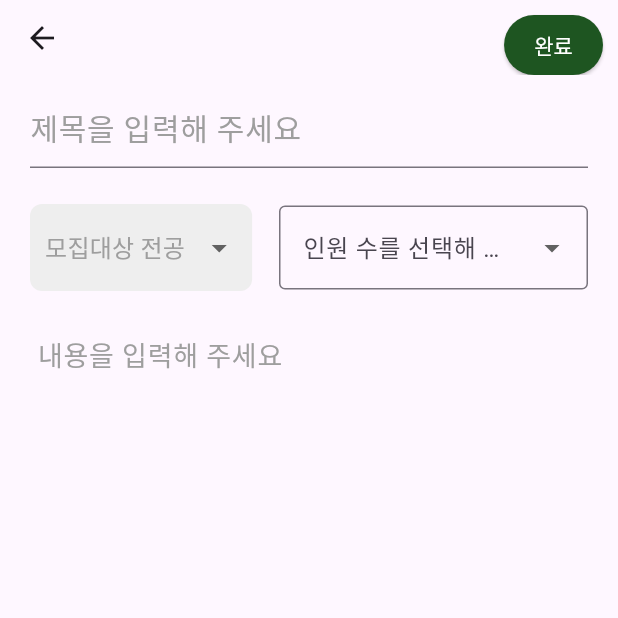
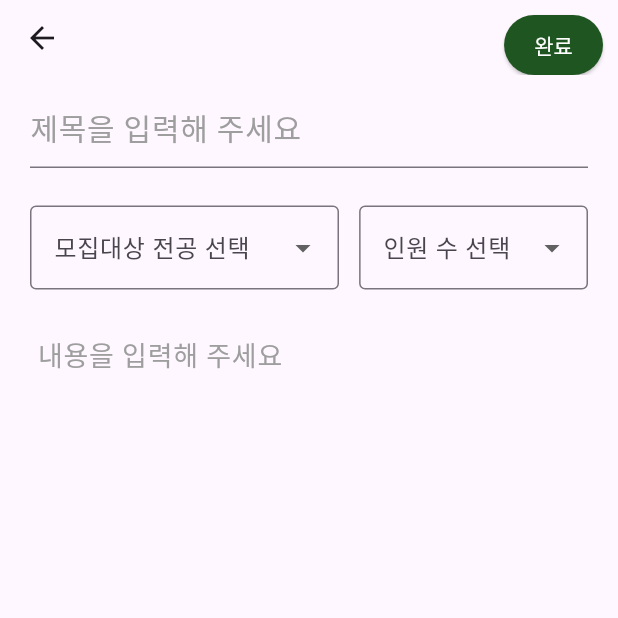
Before and after one commit to SWE3028-41-Team-G/capstone-project, a Flutter app: the WriteRecruit screen opened directly, on a phone screen of 412 x 824 dp, the top half of it. Run offline on Flutter 3.47's test engine with Material 3 defaults, Android fonts, the phone set to English and light mode, and no system bars; our stand-ins replace image_picker; network calls fail.

```diff
--- a/apps/frontend/lib/register.dart
+++ b/apps/frontend/lib/register.dart
@@ -127,6 +127,7 @@ class _RegisterState extends State<Register> {
                     labelText: '학번을 선택해 주세요',
                     start: 10,
                     end: 24,
+                    width: null,
                   ),
                   SizedBox(
                     width: 10,
@@ -339,12 +340,14 @@ class NumberRangeDropdown extends StatefulWidget {
   final String labelText;
   final int start;
   final int end;
+  final double? width;
 
   const NumberRangeDropdown({
     super.key,
     required this.labelText,
     required this.start,
     required this.end,
+    required this.width,
   });
 
   @override
@@ -356,8 +359,10 @@ class _NumberRangeDropdownState extends State<NumberRangeDropdown> {
 
   @override
   Widget build(BuildContext context) {
+    final double effectiveWidth =
+        widget.width ?? MediaQuery.of(context).size.width / 2;
     return Container(
-      width: MediaQuery.of(context).size.width / 2,
+      width: effectiveWidth,
       margin: EdgeInsets.symmetric(vertical: 10),
       child: DropdownButtonFormField<int>(
         decoration: InputDecoration(
--- a/apps/frontend/lib/square/recruitment.dart
+++ b/apps/frontend/lib/square/recruitment.dart
@@ -292,7 +292,10 @@ class _RecruitmentState extends State<Recruitment> {
                             border: OutlineInputBorder(),
                             contentPadding: EdgeInsets.all(10),
                             suffixIcon: IconButton(
-                              icon: Icon(CupertinoIcons.paperplane_fill),
+                              icon: Icon(
+                                CupertinoIcons.paperplane_fill,
+                                color: Colors.grey[500],
+                              ),
                               onPressed: () {},
                             ),
                           ),
--- a/apps/frontend/lib/square/write_recruit.dart
+++ b/apps/frontend/lib/square/write_recruit.dart
@@ -1,7 +1,6 @@
 import 'package:flutter/cupertino.dart';
 import 'package:flutter/material.dart';
 import 'package:frontend/register.dart';
-import 'package:frontend/square/square.dart';
 
 class WriteRecruit extends StatefulWidget {
   const WriteRecruit({super.key});
@@ -15,6 +14,7 @@ class _WriteRecruitState extends State<WriteRecruit> {
 
   @override
   Widget build(BuildContext context) {
+    String? selectedMajor;
     return Scaffold(
       appBar: AppBar(
         toolbarHeight: 50,
@@ -59,11 +59,40 @@ class _WriteRecruitState extends State<WriteRecruit> {
                     ),
                     Row(
                       children: [
-                        MajorDropdown(
-                            hintText: "모집대상 전공", items: ['경제학과', '소프트웨어학과']),
+                        SizedBox(
+                          width: MediaQuery.of(context).size.width / 2,
+                          child: DropdownButtonFormField<String>(
+                            decoration: InputDecoration(
+                              labelText: "모집대상 전공 선택",
+                              // labelStyle: TextStyle(color: Colors.grey[500]),
+                              border: OutlineInputBorder(),
+                              floatingLabelBehavior:
+                                  FloatingLabelBehavior.never,
+                            ),
+                            value: selectedMajor,
+                            items: [
+                              DropdownMenuItem(
+                                  value: '경제학과', child: Text('경제학과')),
+                              DropdownMenuItem(
+                                  value: '소프트웨어학과', child: Text('소프트웨어학과')),
+                            ],
+                            onChanged: (value) {
+                              setState(() {
+                                selectedMajor = value; // 선택된 값 업데이트
+                              });
+                            },
+                            validator: (value) {
+                              if (value == null) {
+                                return '전공을 선택해 주세요.';
+                              }
+                              return null;
+                            },
+                          ),
+                        ),
                         Spacer(),
                         NumberRangeDropdown(
-                          labelText: '인원 수를 선택해 주세요',
+                          labelText: '인원 수 선택',
+                          width: MediaQuery.of(context).size.width / 2.7,
                           start: 2,
                           end: 10,
                         )
--- a/apps/frontend/pubspec.yaml
+++ b/apps/frontend/pubspec.yaml
@@ -36,6 +36,7 @@ dependencies:
   # Use with the CupertinoIcons class for iOS style icons.
   cupertino_icons: ^1.0.8
   image_picker: ^1.1.2
+  intl: ^0.19.0
 
 dev_dependencies:
   flutter_test:
```
Also changed, not shown: apps/frontend/lib/chatting_room.dart (+152 -0 lines), apps/frontend/lib/square/square.dart (+15 -6 lines).
